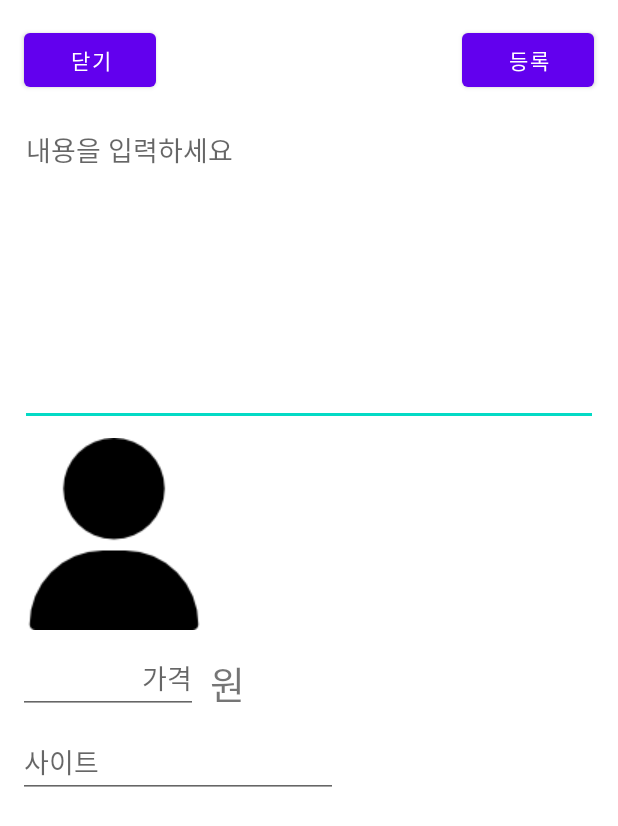
After one commit to JWhy121/ShareMo, an Android app: the layout activity_write.xml on its own in the app's theme, with its tools: preview values and no code run, on a phone screen of 412 x 824 dp. The commit adds this screen. Shown: the top 826 px of the screen. Run offline under Robolectric (Android 15) with nearby library versions, the phone set to English and light mode, and no system bars.

Commit message:
글쓰기

```diff
--- a/app/build.gradle
+++ b/app/build.gradle
@@ -44,6 +44,8 @@ dependencies {
     implementation 'com.google.firebase:firebase-auth-ktx:21.0.1'
     implementation 'com.google.firebase:firebase-database-ktx:20.0.1'
     implementation 'com.google.firebase:firebase-storage-ktx:20.0.0'
+    implementation 'androidx.navigation:navigation-fragment-ktx:2.3.5'
+    implementation 'androidx.navigation:navigation-ui-ktx:2.3.5'
     testImplementation 'junit:junit:4.+'
     androidTestImplementation 'androidx.test.ext:junit:1.1.3'
     androidTestImplementation 'androidx.test.espresso:espresso-core:3.4.0'
--- a/app/src/main/java/com/cookandroid/sharemo/PostData.kt
+++ b/app/src/main/java/com/cookandroid/sharemo/PostData.kt
@@ -1,3 +1,3 @@
 package com.cookandroid.sharemo
 
-data class PostData(val user_uid: String? = null, val description: String? = null, val price: String? = null, val website: String? = null){}
+class PostData(val image : Int, val uid : String,val nickname : String, val content : String, val price : Int, val dong : String, val website : String)
--- /dev/null
+++ b/app/src/main/res/layout/activity_write.xml
@@ -0,0 +1,90 @@
+<?xml version="1.0" encoding="utf-8"?>
+<androidx.constraintlayout.widget.ConstraintLayout xmlns:android="http://schemas.android.com/apk/res/android"
+    xmlns:app="http://schemas.android.com/apk/res-auto"
+    xmlns:tools="http://schemas.android.com/tools"
+    android:layout_width="match_parent"
+    android:layout_height="match_parent"
+    tools:context=".WriteActivity">
+
+    <Button
+        android:id="@+id/btn_close"
+        android:layout_width="wrap_content"
+        android:layout_height="wrap_content"
+        android:layout_marginStart="16dp"
+        android:layout_marginTop="16dp"
+        android:text="닫기"
+        app:layout_constraintStart_toStartOf="parent"
+        app:layout_constraintTop_toTopOf="parent" />
+
+    <Button
+        android:id="@+id/btn_upload"
+        android:layout_width="wrap_content"
+        android:layout_height="wrap_content"
+        android:layout_marginTop="16dp"
+        android:layout_marginEnd="16dp"
+        android:text="등록"
+        app:layout_constraintEnd_toEndOf="parent"
+        app:layout_constraintTop_toTopOf="parent" />
+
+    <EditText
+        android:id="@+id/edt_content"
+        android:layout_width="385dp"
+        android:layout_height="208dp"
+        android:layout_marginTop="76dp"
+        android:ems="10"
+        android:gravity="top"
+        android:hint="내용을 입력하세요"
+        android:inputType="textPersonName"
+        app:layout_constraintEnd_toEndOf="parent"
+        app:layout_constraintStart_toStartOf="parent"
+        app:layout_constraintTop_toTopOf="parent" />
+
+    <EditText
+        android:id="@+id/edt_price"
+        android:layout_width="120dp"
+        android:layout_height="wrap_content"
+        android:layout_marginStart="12dp"
+        android:layout_marginTop="8dp"
+        android:ems="10"
+        android:gravity="right"
+        android:hint="가격"
+        android:inputType="textPersonName"
+        app:layout_constraintStart_toStartOf="parent"
+        app:layout_constraintTop_toBottomOf="@+id/iv_contentImage" />
+
+    <ImageView
+        android:id="@+id/iv_contentImage"
+        android:layout_width="wrap_content"
+        android:layout_height="wrap_content"
+        android:layout_marginTop="8dp"
+        app:layout_constraintEnd_toEndOf="parent"
+        app:layout_constraintHorizontal_bias="0.042"
+        app:layout_constraintStart_toStartOf="parent"
+        app:layout_constraintTop_toBottomOf="@+id/edt_content"
+        app:srcCompat="@drawable/user" />
+
+    <TextView
+        android:id="@+id/textView2"
+        android:layout_width="wrap_content"
+        android:layout_height="wrap_content"
+        android:layout_marginTop="16dp"
+        android:text="원"
+        android:textSize="25sp"
+        app:layout_constraintEnd_toEndOf="parent"
+        app:layout_constraintHorizontal_bias="0.031"
+        app:layout_constraintStart_toEndOf="@+id/edt_price"
+        app:layout_constraintTop_toBottomOf="@+id/iv_contentImage" />
+
+    <EditText
+        android:id="@+id/edt_website"
+        android:layout_width="wrap_content"
+        android:layout_height="wrap_content"
+        android:layout_marginTop="8dp"
+        android:ems="10"
+        android:hint="사이트"
+        android:inputType="textPersonName"
+        app:layout_constraintEnd_toEndOf="parent"
+        app:layout_constraintHorizontal_bias="0.059"
+        app:layout_constraintStart_toStartOf="parent"
+        app:layout_constraintTop_toBottomOf="@+id/edt_price" />
+</androidx.constraintlayout.widget.ConstraintLayout>
--- /dev/null
+++ b/app/src/main/res/values/dimens.xml
@@ -0,0 +1,3 @@
+<resources>
+    <dimen name="fab_margin">16dp</dimen>
+</resources>
```
Also changed, not shown: app/src/main/AndroidManifest.xml (+5 -6 lines), app/src/main/java/com/cookandroid/sharemo/FirstFragment.kt (added, +31 -0 lines), app/src/main/java/com/cookandroid/sharemo/PostDataAdapter.kt (added, +49 -0 lines), app/src/main/java/com/cookandroid/sharemo/SecondFragment.kt (added, +31 -0 lines), app/src/main/java/com/cookandroid/sharemo/WriteActivity.kt (+24 -24 lines), app/src/main/java/com/cookandroid/sharemo/WriteTempActivity.kt (added, +35 -0 lines), app/src/main/res/layout/activity_change_info.xml (+16 -13 lines), app/src/main/res/layout/activity_register.xml (+6 -6 lines), app/src/main/res/layout/activity_write_temp.xml (added, +19 -0 lines), app/src/main/res/layout/fragment_first.xml (added, +28 -0 lines), app/src/main/res/layout/fragment_second.xml (added, +27 -0 lines), app/src/main/res/layout/list_item.xml (+67 -18 lines), app/src/main/res/navigation/nav_graph.xml (added, +28 -0 lines), app/src/main/res/values/strings.xml (+9 -0 lines), 2 more files.
